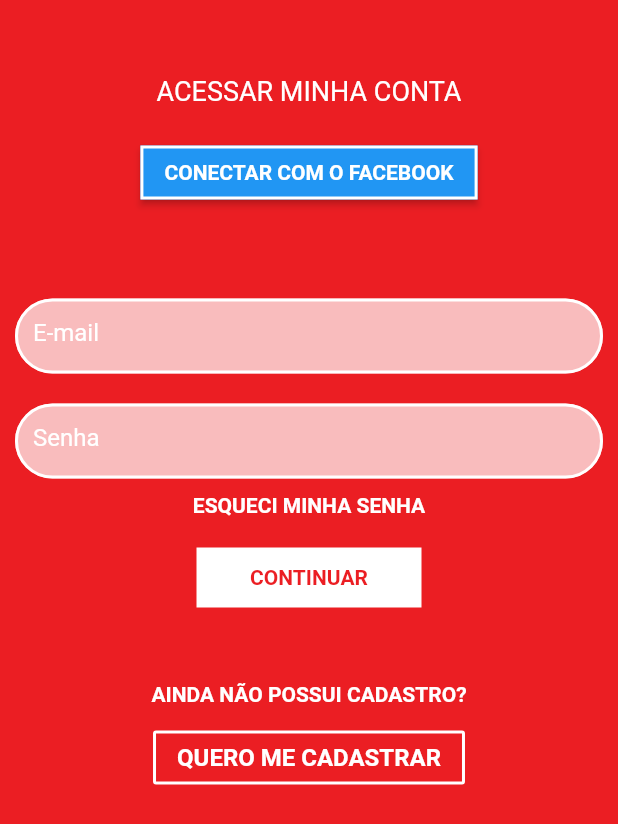
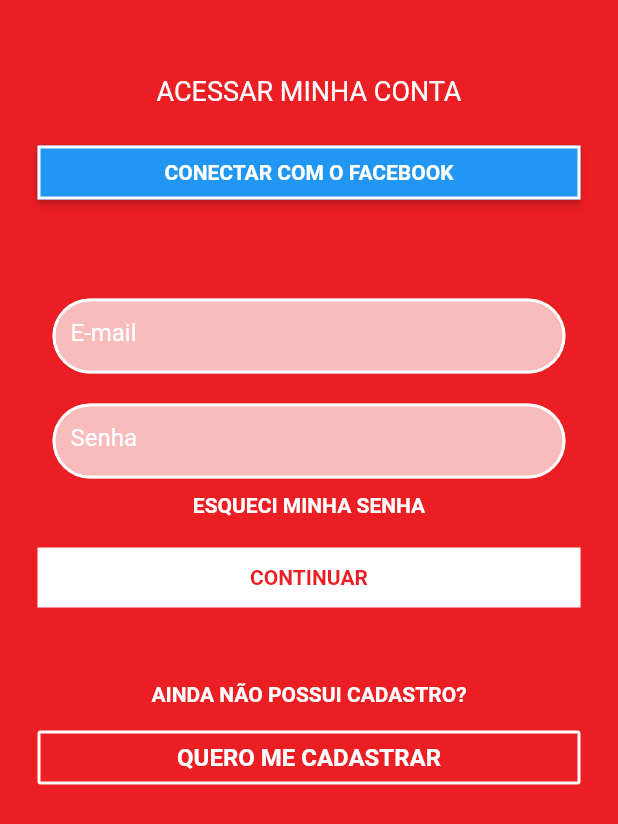
Before and after one commit to Diegolaquino/Fakehabibs, a Flutter app: the screen it shows after launch, after a tap on "delivery", on a phone screen of 412 x 824 dp. Shown: the top 824 px of the screen. Run offline on Flutter 3.47's test engine with Material 2 defaults, Android fonts, the phone set to English and light mode, and no system bars.

Commit message:
conserto do erro de overflow do teclado.

```diff
--- a/lib/Login.dart
+++ b/lib/Login.dart
@@ -9,10 +9,12 @@ class Login extends StatelessWidget {
       body: Container(
           color: Color(Utils.VermelhoPrincipal),
           padding: EdgeInsets.only(top: 50),
-          child: Column(
+          child: ListView(
+            padding: EdgeInsets.only(left: 25, right: 25),
             children: <Widget>[
               Text(
                 "ACESSAR MINHA CONTA",
+                textAlign: TextAlign.center,
                 style: TextStyle(
                   color: Colors.white,
                   fontSize: 18,
```
